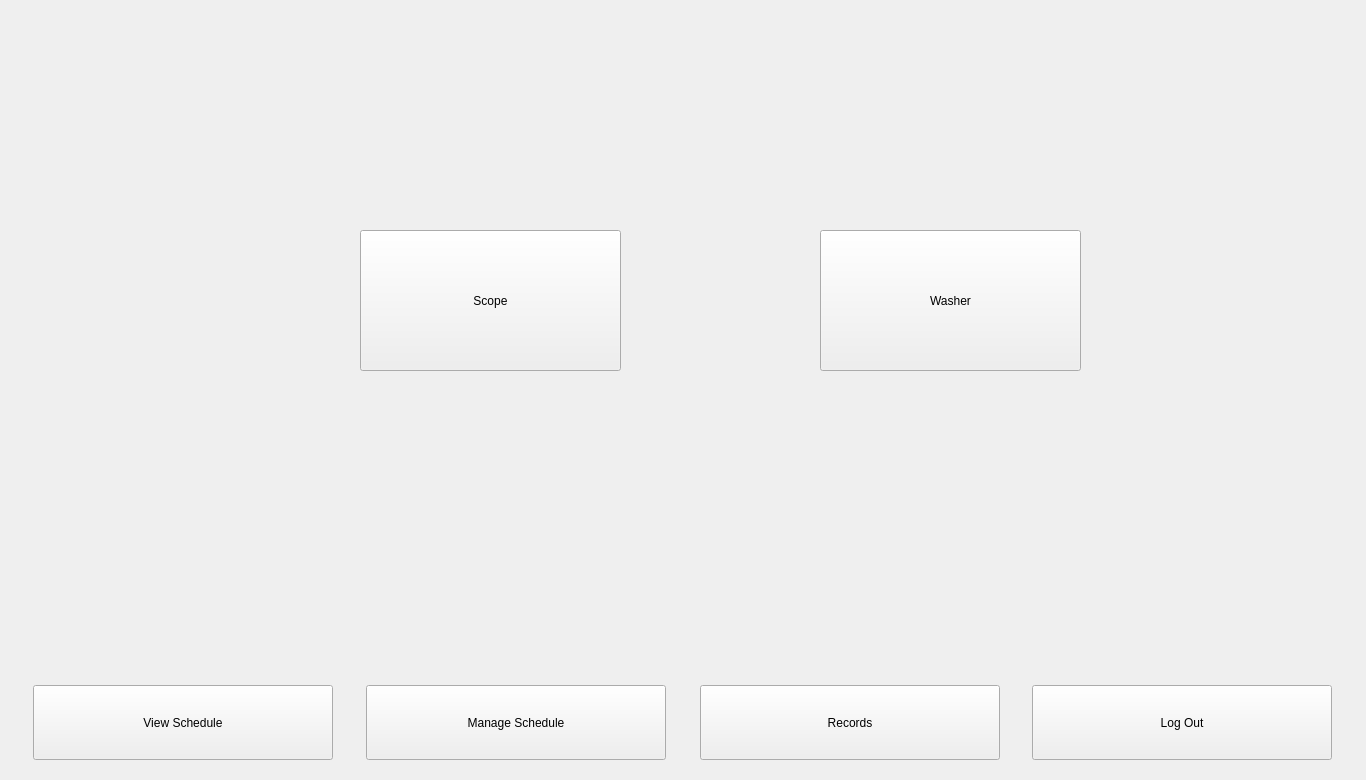
Qt form records.ui (Abdulalalalalalala/HCI) before a commit.
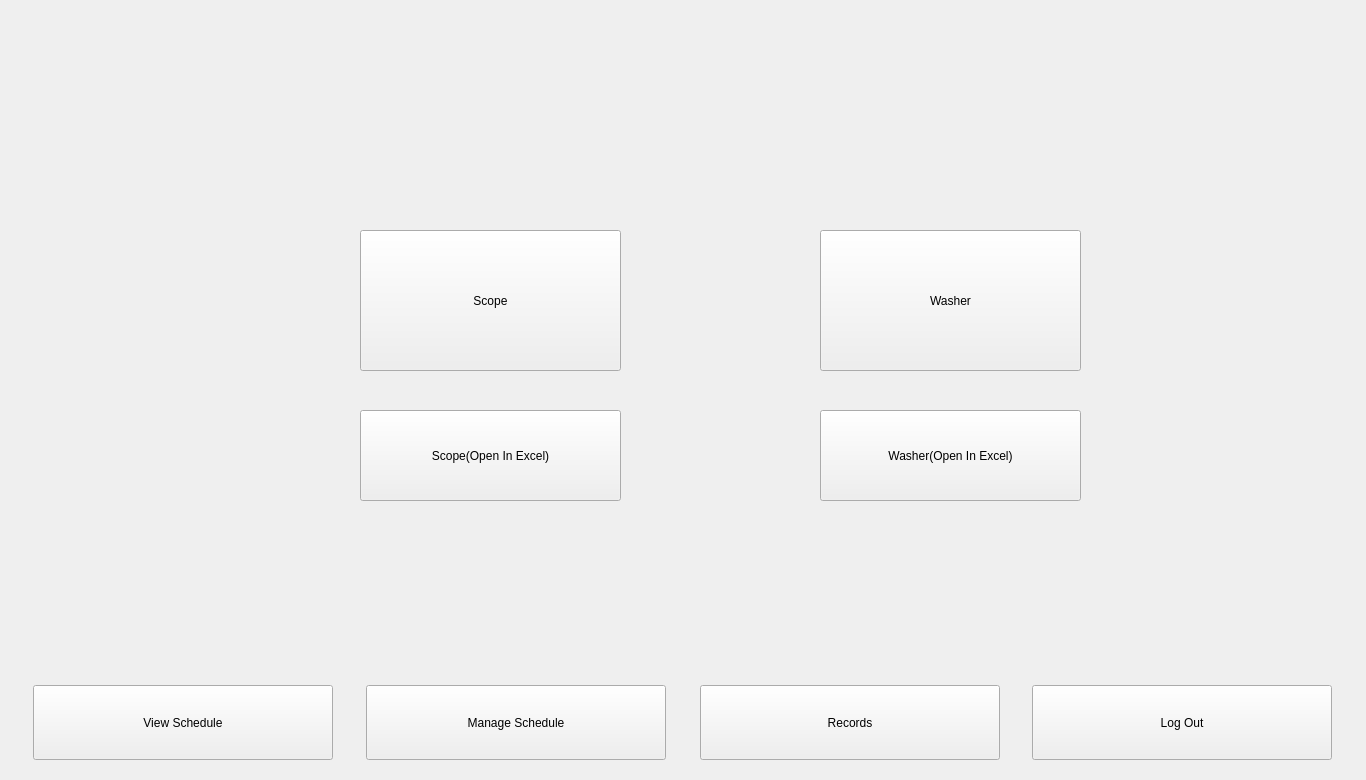
The same form after that commit.

```diff
--- a/records.ui
+++ b/records.ui
@@ -126,6 +126,32 @@
        <string>Washer</string>
       </property>
      </widget>
+     <widget class="QPushButton" name="pushButton">
+      <property name="geometry">
+       <rect>
+        <x>360</x>
+        <y>410</y>
+        <width>261</width>
+        <height>91</height>
+       </rect>
+      </property>
+      <property name="text">
+       <string>Scope(Open In Excel)</string>
+      </property>
+     </widget>
+     <widget class="QPushButton" name="pushButton_2">
+      <property name="geometry">
+       <rect>
+        <x>820</x>
+        <y>410</y>
+        <width>261</width>
+        <height>91</height>
+       </rect>
+      </property>
+      <property name="text">
+       <string>Washer(Open In Excel)</string>
+      </property>
+     </widget>
     </widget>
     <widget class="QWidget" name="Scope">
      <widget class="QPushButton" name="mainBackButton">
```
